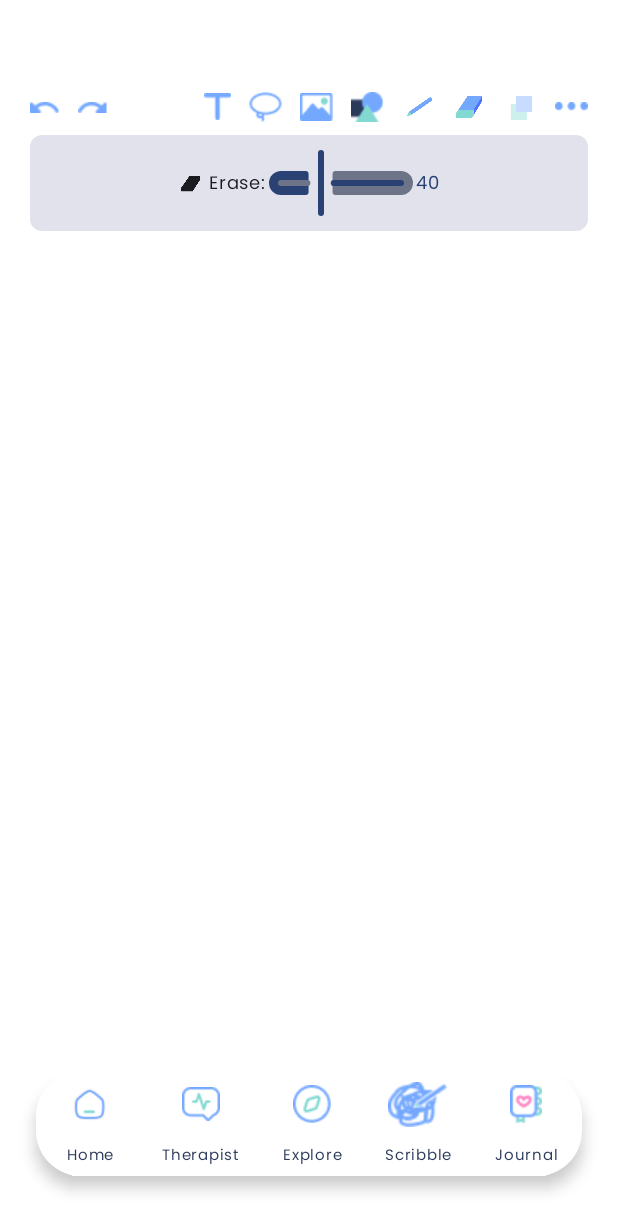
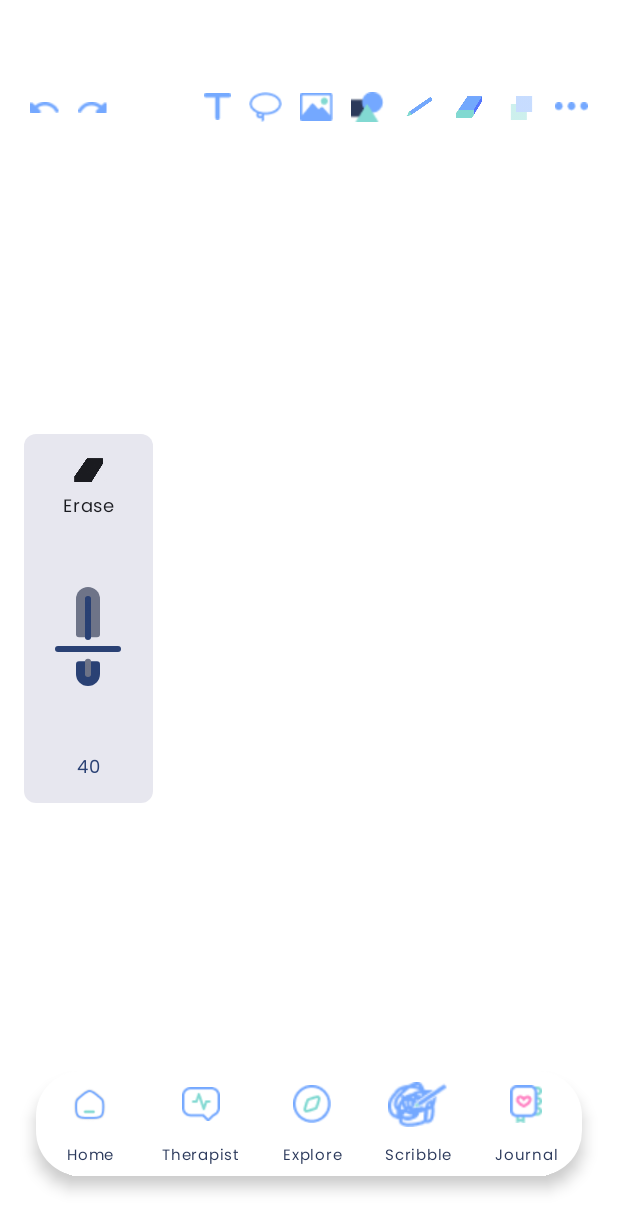
Before and after one commit to michaeldavidsinn/scribesoul, an Android app built with Jetpack Compose: the composable DrawScribbleScreen shown on its own in the app's theme, after a tap on "Eraser", on a phone screen of 412 x 824 dp. Shown: the top 1231 px of the screen. Run offline under Robolectric (Android 15) with nearby library versions, the phone set to English and light mode, and no system bars.

Commit message:
upgrade slider design

```diff
--- a/app/src/main/java/com/example/scribesoul/ui/screens/DrawScribble.kt
+++ b/app/src/main/java/com/example/scribesoul/ui/screens/DrawScribble.kt
@@ -50,6 +50,7 @@ import com.example.scribesoul.commands.*
 import com.example.scribesoul.models.*
 import com.example.scribesoul.utils.*
 import androidx.compose.ui.graphics.drawscope.Stroke // Import for drawing the eraser circle outline
+import androidx.compose.ui.draw.rotate
 
 @RequiresApi(Build.VERSION_CODES.VANILLA_ICE_CREAM)
 @Composable
@@ -323,50 +324,57 @@ fun DrawScribbleScreen(navController: NavController) {
                 }
             }
 
-            // --- NEW: Compact Thickness Sliders Below Main Tools ---
-            Spacer(modifier = Modifier.height(8.dp)) // Space between tool row and sliders
+            Spacer(modifier = Modifier.height(8.dp)) // Space below the main tools
+        }
+
+        // --- NEW: Compact Thickness Sliders on Left Side (Portrait) ---
         AnimatedVisibility(
             visible = toolMode == ToolMode.DRAW || toolMode == ToolMode.ERASE,
-                enter = expandVertically() + fadeIn(),
-                exit = shrinkVertically() + fadeOut()
+            enter = expandVertically(expandFrom = Alignment.Top) + fadeIn(),
+            exit = shrinkVertically(shrinkTowards = Alignment.Top) + fadeOut(),
+            modifier = Modifier
+                .align(Alignment.CenterStart) // Aligned to the center-left
+                .padding(start = 16.dp) // Padding from the left edge
         ) {
-                Row(
+            Column(
                 modifier = Modifier
-                        .fillMaxWidth()
-                        .background(MaterialTheme.colorScheme.surfaceVariant, RoundedCornerShape(8.dp))
-                        .padding(horizontal = 16.dp, vertical = 8.dp),
-                    verticalAlignment = Alignment.CenterVertically,
-                    horizontalArrangement = Arrangement.SpaceAround
+                    .background(MaterialTheme.colorScheme.surfaceVariant.copy(alpha = 0.8f), RoundedCornerShape(8.dp))
+                    .padding(horizontal = 8.dp, vertical = 12.dp), // Adjusted padding for vertical layout
+                horizontalAlignment = Alignment.CenterHorizontally,
+                verticalArrangement = Arrangement.spacedBy(12.dp) // Spacing between sliders
             ) {
                 if (toolMode == ToolMode.DRAW) {
-                        Row(verticalAlignment = Alignment.CenterVertically) {
-                            Icon(painterResource(id = R.drawable.pencil), contentDescription = "Pencil Icon", Modifier.size(16.dp))
-                            Spacer(Modifier.width(4.dp))
-                            Text("Draw:", fontSize = 12.sp)
+                    Column(horizontalAlignment = Alignment.CenterHorizontally) {
+                        Icon(painterResource(id = R.drawable.pencil), contentDescription = "Pencil Icon", Modifier.size(24.dp))
+                        Text("Draw", fontSize = 12.sp)
                         Slider(
                             value = drawThickness,
                             onValueChange = { drawThickness = it },
                             valueRange = 1f..50f,
                             steps = 49,
-                                modifier = Modifier.width(100.dp)
+                            modifier = Modifier
+                                .width(80.dp) // <-- Ini akan menjadi PANJANG efektif garis slider (misal 150dp)
+                                .height(150.dp) // <-- Ini akan menjadi LEBAR efektif slider (misal 40dp, jadi lebih tipis)
+                                .rotate(270f) // Rotasi diterapkan setelah lebar dan tinggi didefinisikan
                         )
                         Text("${drawThickness.toInt()}", fontSize = 12.sp, color = MaterialTheme.colorScheme.primary)
                     }
                 }
                 if (toolMode == ToolMode.ERASE) {
-                        Row(verticalAlignment = Alignment.CenterVertically) {
-                            Icon(painterResource(id = R.drawable.eraser), contentDescription = "Eraser Icon", Modifier.size(16.dp))
-                            Spacer(Modifier.width(4.dp))
-                            Text("Erase:", fontSize = 12.sp)
+                    Column(horizontalAlignment = Alignment.CenterHorizontally) {
+                        Icon(painterResource(id = R.drawable.eraser), contentDescription = "Eraser Icon", Modifier.size(24.dp))
+                        Text("Erase", fontSize = 12.sp)
                         Slider(
                             value = eraseThickness,
                             onValueChange = { eraseThickness = it },
                             valueRange = 10f..100f,
                             steps = 90,
-                                modifier = Modifier.width(100.dp)
+                            modifier = Modifier
+                                .width(70.dp) // <-- Ini akan menjadi PANJANG efektif garis slider (misal 150dp)
+                                .height(150.dp) // <-- Ini akan menjadi LEBAR efektif slider (misal 40dp, jadi lebih tipis)
+                                .rotate(270f) // Rotasi diterapkan setelah lebar dan tinggi didefinisikan
                         )
                         Text("${eraseThickness.toInt()}", fontSize = 12.sp, color = MaterialTheme.colorScheme.primary)
-                        }
                     }
                 }
             }
```
Also changed, not shown: 1 other file. Lines whose indentation alone changed are shown as unchanged.
